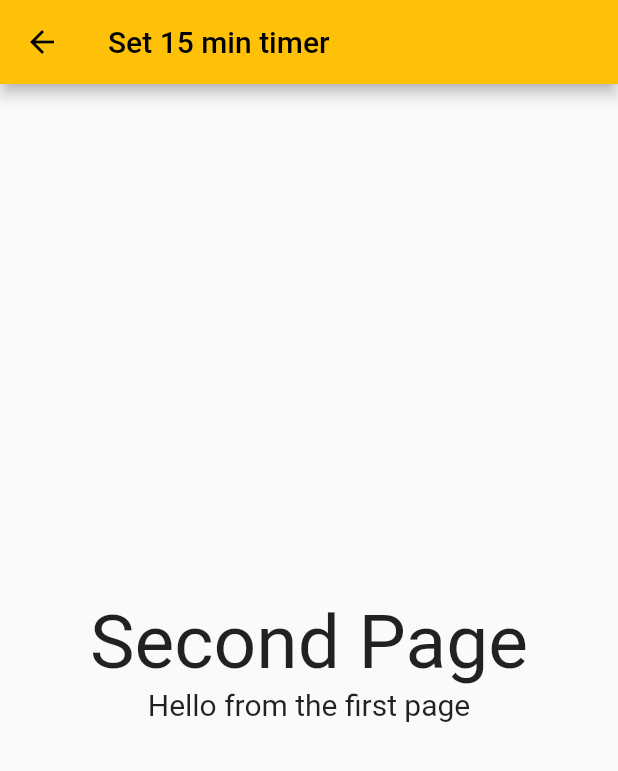
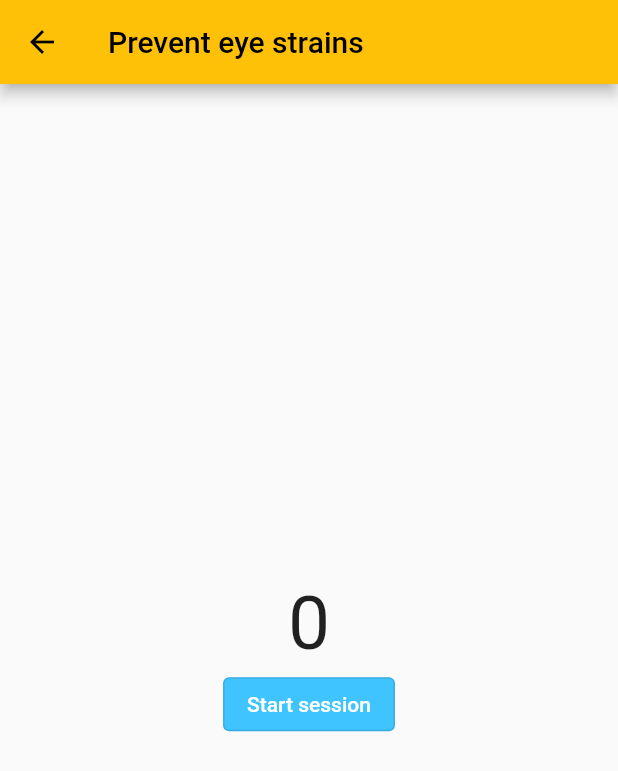
Before and after one commit to Kamilnaja/healthy-lines, a Flutter app: the screen it shows after launch, after a tap on "Go to blinking screen", on a phone screen of 412 x 824 dp. Shown: the top 771 px of the screen. Run offline on Flutter 3.47's test engine with Material 2 defaults, Android fonts, the phone set to English and light mode, and no system bars.

Commit message:
Create navigation from main page to login #1

```diff
--- a/lib/BlinkingTimer.dart
+++ /dev/null
@@ -1,21 +0,0 @@
-import 'package:flutter/material.dart';
-
-class BlinkingTimer extends StatelessWidget {
-  final String data;
-
-  const BlinkingTimer({Key? key, required this.data}) : super(key: key);
-
-  @override
-  Widget build(BuildContext context) {
-    return Scaffold(
-        appBar: AppBar(title: const Text('Set 15 min timer')),
-        body: Center(
-            child: Column(mainAxisSize: MainAxisSize.min, children: <Widget>[
-          const Text(
-            'Second Page',
-            style: TextStyle(fontSize: 50),
-          ),
-          Text(data, style: const TextStyle(fontSize: 20)),
-        ])));
-  }
-}
--- /dev/null
+++ b/lib/blinkingTimer.dart
@@ -0,0 +1,36 @@
+import 'package:flutter/material.dart';
+
+class BlinkingTimer extends StatefulWidget {
+  const BlinkingTimer({Key? key}) : super(key: key);
+
+  @override
+  State<BlinkingTimer> createState() => _BlikingTimerState();
+}
+
+class _BlikingTimerState extends State<BlinkingTimer> {
+  int _count = 0;
+
+  void incrementCount() {
+    setState(() {
+      _count++;
+    });
+  }
+
+  @override
+  Widget build(BuildContext context) {
+    return Scaffold(
+        appBar: AppBar(title: const Text('Prevent eye strains')),
+        body: Center(
+            child: Column(mainAxisSize: MainAxisSize.min, children: [
+          Text(
+            _count.toString(),
+            style: const TextStyle(fontSize: 50),
+          ),
+          OutlinedButton(
+              style: ElevatedButton.styleFrom(
+                  primary: Colors.lightBlueAccent, onPrimary: Colors.white),
+              onPressed: () => {incrementCount()},
+              child: const Text('Start session'))
+        ])));
+  }
+}
--- /dev/null
+++ b/lib/homePage.dart
@@ -0,0 +1,42 @@
+import 'package:flutter/material.dart';
+
+class HomePage extends StatelessWidget {
+  const HomePage({Key? key}) : super(key: key);
+
+  @override
+  Widget build(BuildContext context) {
+    return Scaffold(
+        appBar: AppBar(
+          title: const Text('Healthy lines'),
+        ),
+        body: Column(
+          mainAxisAlignment: MainAxisAlignment.center,
+          children: [
+            Container(
+                padding: const EdgeInsets.all(15),
+                child: const Text(
+                    "Welcome in healthy lines. This is an awesome app that will help you achieving your health goals",
+                    style: TextStyle(
+                        color: Colors.white,
+                        fontSize: 20,
+                        backgroundColor: Colors.lightBlueAccent))),
+            Column(
+              children: [
+                const SizedBox(height: 30),
+                ElevatedButton(
+                    onPressed: () {
+                      Navigator.of(context).pushNamed('/login',
+                          arguments: 'Hello from the first page');
+                    },
+                    child: const Text('Login screen')),
+                ElevatedButton(
+                    onPressed: () {
+                      Navigator.of(context).pushNamed('/blinking_timer');
+                    },
+                    child: const Text('Go to blinking screen')),
+              ],
+            ),
+          ],
+        ));
+  }
+}
--- a/lib/main.dart
+++ b/lib/main.dart
@@ -1,7 +1,7 @@
 import 'package:flutter/material.dart';
+import 'package:healty_lines/router/router_generator.dart';
 
-import 'BlinkingTimer.dart';
-import 'Login.dart';
+import 'homePage.dart';
 
 void main() => runApp(const MyApp());
 
@@ -11,58 +11,11 @@ class MyApp extends StatelessWidget {
   @override
   Widget build(BuildContext context) {
     return MaterialApp(
-      title: 'Startup Name Generator',
+      initialRoute: '/',
+      onGenerateRoute: RouteGenerator.generateRoute,
+      title: 'Healthy lines',
       theme: ThemeData(primarySwatch: Colors.amber),
-      home: const MyHomePage(title: 'MyHomePage'),
+      home: const HomePage(),
     );
   }
 }
-
-class MyHomePage extends StatelessWidget {
-  const MyHomePage({Key? key, this.title = ''}) : super(key: key);
-  final String title;
-
-  @override
-  Widget build(BuildContext context) {
-    return Scaffold(
-        appBar: AppBar(
-          title: const Text('Healthy lines'),
-        ),
-        body: Column(
-          mainAxisAlignment: MainAxisAlignment.center,
-          children: [
-            Container(
-                padding: const EdgeInsets.all(15),
-                child: const Text(
-                    "Welcome in healthy lines. This is an awesome app that will help you achieving your health goals",
-                    style: TextStyle(
-                        color: Colors.white,
-                        fontSize: 20,
-                        backgroundColor: Colors.lightBlueAccent))),
-            Column(
-              children: [
-                const SizedBox(height: 30),
-                ElevatedButton(
-                    onPressed: () {
-                      Navigator.of(context).push(MaterialPageRoute(
-                          builder: (context) => const Login(
-                                data: 'Please login or create account',
-                                key: null,
-                              )));
-                    },
-                    child: const Text('Login screen')),
-                ElevatedButton(
-                    onPressed: () {
-                      Navigator.of(context).push(MaterialPageRoute(
-                          builder: (context) => const BlinkingTimer(
-                                data: 'Hello from the first page',
-                                key: null,
-                              )));
-                    },
-                    child: const Text('Go to blinking screen')),
-              ],
-            ),
-          ],
-        ));
-  }
-}
--- /dev/null
+++ b/lib/router/router_generator.dart
@@ -0,0 +1,45 @@
+import 'package:flutter/material.dart';
+
+import '../blinkingTimer.dart';
+import '../homePage.dart';
+import '../login.dart';
+
+class RouteGenerator {
+  static Route<dynamic> generateRoute(RouteSettings settings) {
+    // Getting arguments passed in while calling Navigator.pushNamed
+    final args = settings.arguments;
+
+    switch (settings.name) {
+      case '/':
+        return MaterialPageRoute(builder: (_) => const HomePage());
+      case '/blinking_timer':
+        // Validation of correct data type
+        return MaterialPageRoute(
+          builder: (_) => const BlinkingTimer(),
+        );
+      case '/login':
+        if (args is String) {
+          return MaterialPageRoute(builder: (_) => Login(data: args));
+        }
+        // If args is not of the correct type, return an error page.
+        // You can also throw an exception while in development.
+        return _errorRoute();
+      default:
+        // If there is no such named route in the switch statement, e.g. /third
+        return _errorRoute();
+    }
+  }
+
+  static Route<dynamic> _errorRoute() {
+    return MaterialPageRoute(builder: (_) {
+      return Scaffold(
+        appBar: AppBar(
+          title: const Text('Error'),
+        ),
+        body: const Center(
+          child: Text('ERROR'),
+        ),
+      );
+    });
+  }
+}
```
Also changed, not shown: lib/login.dart (renamed from lib/Login.dart).
